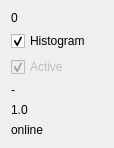
flueke/qmesydaq, file qmesydaq/modulestatus.ui: the form before one commit.
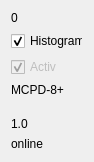
The form after the commit.

Commit message:
[QMESYDAQ] Better display of MPSD type
The type of the MPSD could now be displayed in a full text form. If
the text is longer the text will be wrapped so the full information
will be displayed.

Patch:
```diff
--- a/qmesydaq/modulestatus.ui
+++ b/qmesydaq/modulestatus.ui
@@ -6,10 +6,22 @@
    <rect>
     <x>0</x>
     <y>0</y>
-    <width>114</width>
-    <height>135</height>
+    <width>94</width>
+    <height>146</height>
    </rect>
   </property>
+  <property name="sizePolicy">
+   <sizepolicy hsizetype="MinimumExpanding" vsizetype="Preferred">
+    <horstretch>0</horstretch>
+    <verstretch>0</verstretch>
+   </sizepolicy>
+  </property>
+  <property name="minimumSize">
+   <size>
+    <width>80</width>
+    <height>0</height>
+   </size>
+  </property>
   <property name="windowTitle">
    <string>Form</string>
   </property>
@@ -66,8 +78,18 @@
    </item>
    <item row="2" column="0">
     <widget class="QLabel" name="moduleType">
+     <property name="minimumSize">
+      <size>
+       <width>0</width>
+       <height>0</height>
+      </size>
+     </property>
      <property name="text">
-      <string>-</string>
+      <string>MCPD-8+
+ </string>
+     </property>
+     <property name="wordWrap">
+      <bool>true</bool>
      </property>
     </widget>
    </item>
```
The commit also changes 1 other file.
